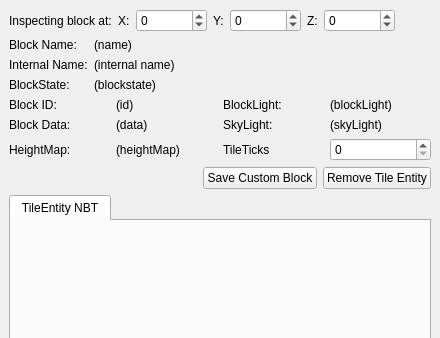
This is src/mcedit2/ui/inspector.ui in mcedit/mcedit2 as Qt 5 draws it before an edit; both pictures show x 0 to 440 and y 0 to 338 of the 440 by 678 pixel window. The edited form follows.
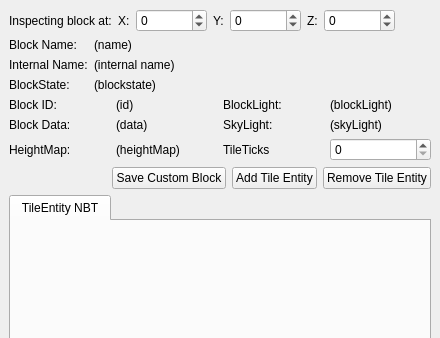
This is the edited form. The open tabs and pages were chosen to show the change. Custom widgets are drawn as their Qt base class.

Commit message: Implement add/remove tile entity in block inspector

The edit to the form file:
```diff
--- a/src/mcedit2/ui/inspector.ui
+++ b/src/mcedit2/ui/inspector.ui
@@ -275,6 +275,13 @@
            </property>
           </widget>
          </item>
+         <item>
+          <widget class="QPushButton" name="addTileEntityButton">
+           <property name="text">
+            <string>Add Tile Entity</string>
+           </property>
+          </widget>
+         </item>
          <item>
           <widget class="QPushButton" name="removeTileEntityButton">
            <property name="text">
```
Left out of the diff: 2 changed lines with no effect on the pictures. The commit also changes 3 other files.
